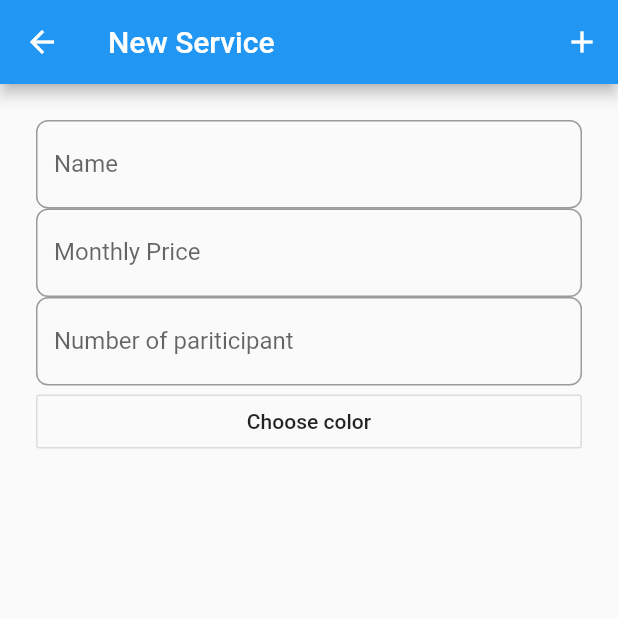
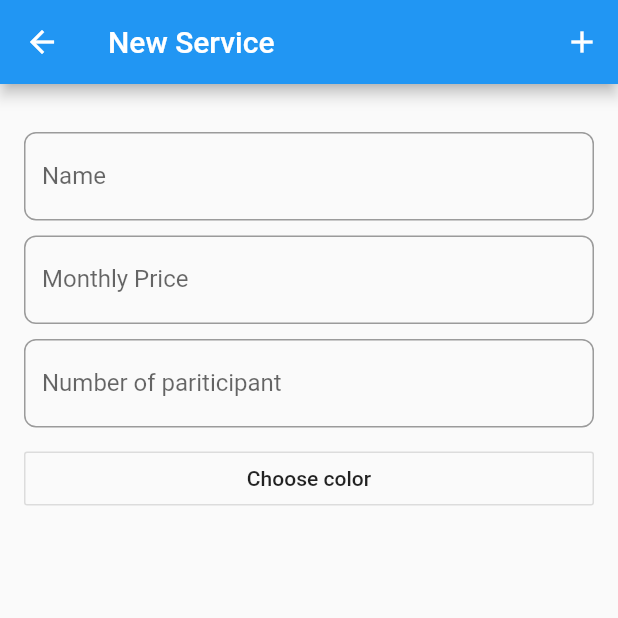
Before and after one commit to andreacrispo/better-together-app, a Flutter app: the ServiceForm screen opened by its route, on a phone screen of 412 x 824 dp, the top half of it. Run offline on Flutter 3.47's test engine with Material 2 defaults, Android fonts, the phone set to English and light mode, and no system bars; our stand-ins replace sqflite; missing offline and left inert: flutter_material_color_picker; accounts and stored records are empty.

Commit message:
Improved forms

```diff
--- a/lib/serviceForm.dart
+++ b/lib/serviceForm.dart
@@ -18,11 +18,65 @@ class _ServiceFormState extends State<ServiceForm> {
   final ServiceEntity _item = ServiceEntity();
   final _formKey = GlobalKey<FormState>();
 
+  getInputDecoration(labelText){
+    return InputDecoration(
+      labelText: labelText,
+      fillColor: Colors.white,
+      border: new OutlineInputBorder(
+        borderRadius: new BorderRadius.circular(8.0),
+        borderSide: new BorderSide(
+        ),
+      ),
+      //fillColor: Colors.green
+    );
+  }
+
   @override
   Widget build(BuildContext context) {
+
+    final nameField = TextFormField(
+      decoration: getInputDecoration('Name'),
+      validator: (value) {
+        if (value.isEmpty) return "Campo obbligatorio";
+        return null;
+      },
+      onSaved: (value) => _item.name = value,
+    );
+
+    final monthlyPriceField = Container(
+        margin: EdgeInsets.only(top: 10),
+        child: TextFormField(
+        decoration: getInputDecoration( 'Monthly Price'),
+        keyboardType: TextInputType.numberWithOptions(signed: true, decimal: true),
+        inputFormatters: <TextInputFormatter>[
+          //   WhitelistingTextInputFormatter.digitsOnly
+        ],
+        validator: (value) {
+          if (value.isEmpty) return "Campo obbligatorio";
+          return null;
+        },
+        onSaved: (value) => _item.monthlyPrice = double.parse(value)
+      )
+    );
+
+    final participantNumberField = Container(
+      margin: EdgeInsets.only(top: 10, bottom: 10),
+      child: TextFormField(
+        decoration: getInputDecoration('Number of pariticipant'),
+        keyboardType: TextInputType.numberWithOptions(),
+        inputFormatters: <TextInputFormatter>[
+          WhitelistingTextInputFormatter.digitsOnly
+        ],
+        validator: (value) {
+          if (value.isEmpty) return "Campo obbligatorio";
+          return null;
+        },
+        onSaved: (value) => _item.participantNumber = int.parse(value)
+      )
+    );
+
     return SafeArea(
       child: Scaffold(
-
         appBar: AppBar(
           title: Text("New Service"),
 
@@ -46,71 +100,16 @@ class _ServiceFormState extends State<ServiceForm> {
 
         body: Form(
           key: _formKey,
-          child: Padding(
-            padding: EdgeInsets.all(8),
-            child: Container(
-              padding: const EdgeInsets.all(16.0),
-              child: Column(
-                children: <Widget>[
-                  TextFormField(
-                    decoration: new InputDecoration(
-                      labelText: 'Name',
-                      fillColor: Colors.white,
-                      border: new OutlineInputBorder(
-                        borderRadius: new BorderRadius.circular(8.0),
-                        borderSide: new BorderSide(
-                        ),
-                      ),
-                      //fillColor: Colors.green
-                    ),
-                    validator: (value) {
-                      if (value.isEmpty) return "Campo obbligatorio";
-                      return null;
-                    },
-                    onSaved: (value) => _item.name = value,
-                  ),
+          child: Container(
+            padding: const EdgeInsets.only(top: 32),
 
-                  TextFormField(
-                    decoration: new InputDecoration(
-                      labelText: 'Monthly Price',
-                      fillColor: Colors.white,
-                      border: new OutlineInputBorder(
-                        borderRadius: new BorderRadius.circular(8.0),
-                        borderSide: new BorderSide(
-                        ),
-                      ),
-                      //fillColor: Colors.green
-                    ),
-                    keyboardType: TextInputType.number,
-                    validator: (value) {
-                      if (value.isEmpty) return "Campo obbligatorio";
-                      return null;
-                    },
-                    onSaved: (value) => _item.monthlyPrice = double.parse(value)
-                  ),
-
-                  TextFormField(
-                      decoration: InputDecoration(
-                        labelText: 'Number of pariticipant',
-                        fillColor: Colors.white,
-                        border: OutlineInputBorder(
-                          borderRadius: BorderRadius.circular(8.0),
-                          borderSide:  BorderSide(
-                          ),
-                        ),
-                        //fillColor: Colors.green
-                      ),
-                      keyboardType: TextInputType.numberWithOptions(),
-                      inputFormatters: <TextInputFormatter>[
-                        WhitelistingTextInputFormatter.digitsOnly
-                      ],
-                      validator: (value) {
-                        if (value.isEmpty) return "Campo obbligatorio";
-                        return null;
-                      },
-                      onSaved: (value) => _item.participantNumber = int.parse(value)
-                  ),
-
+            child: ListView(
+              shrinkWrap: true,
+              padding: EdgeInsets.only(left: 16.0, right: 16.0),
+              children: <Widget>[
+                  nameField,
+                  monthlyPriceField,
+                  participantNumberField,
                   SizedBox(
                     width: double.infinity,
                     child: OutlineButton(
@@ -118,9 +117,7 @@ class _ServiceFormState extends State<ServiceForm> {
                       child: const Text('Choose color'),
                     ),
                   ),
-
                 ],
-              ),
             ),
           ),
         ),
```
Also changed, not shown: lib/participantForm.dart (+56 -44 lines), lib/repository/DBProvider.dart (+7 -9 lines), lib/serviceList.dart (+6 -3 lines).
